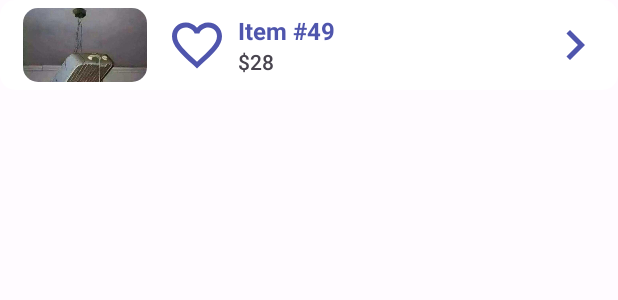
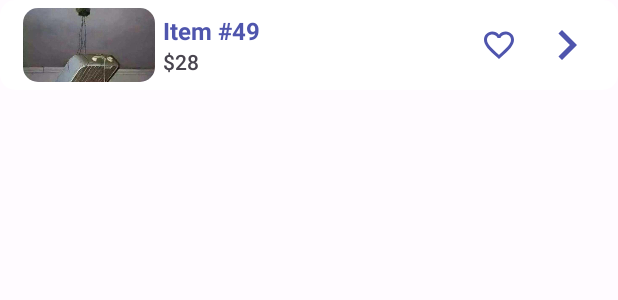
Before and after one commit to JayJsan/Candeez, an Android app: the layout compact_list_item.xml on its own in the app's theme, with its tools: preview values and no code run, on a phone screen of 412 x 824 dp. Shown: the top 300 px of the screen. Run offline under Robolectric (Android 15) with nearby library versions, the phone set to English and light mode, and no system bars.

Commit message:
chore: update icon styling

```diff
--- a/app/src/main/res/layout/compact_list_item.xml
+++ b/app/src/main/res/layout/compact_list_item.xml
@@ -29,19 +29,6 @@
 
         </androidx.cardview.widget.CardView>
 
-        <com.google.android.material.button.MaterialButton
-            android:id="@+id/compact_favourite_button"
-            style="@style/Widget.Material3.Button.IconButton"
-            android:layout_width="0dp"
-            android:layout_height="48dp"
-            android:layout_gravity="center_vertical"
-            android:layout_weight=".2"
-            android:enabled="false"
-            android:insetLeft="-2dp"
-            app:icon="@drawable/baseline_favorite_border_24"
-            app:iconSize="40dp"
-            app:iconTint="@color/md_theme_light_primary" />
-
         <LinearLayout
             android:layout_width="0dp"
             android:layout_height="wrap_content"
@@ -68,13 +55,24 @@
         </LinearLayout>
 
         <com.google.android.material.button.MaterialButton
+            android:id="@+id/compact_favourite_button"
+            style="@style/Widget.Material3.Button.IconButton"
+            android:layout_width="40dp"
+            android:layout_height="wrap_content"
+            android:layout_gravity="center_vertical"
+            android:insetLeft="7dp"
+            android:padding="0dp"
+            app:icon="@drawable/baseline_favorite_border_24"
+            app:iconSize="24dp"
+            app:iconTint="@color/md_theme_light_primary" />
+
+        <com.google.android.material.button.MaterialButton
             android:id="@+id/compact_button_view_item"
             style="@style/Widget.Material3.Button.IconButton"
-            android:layout_width="48dp"
-            android:layout_height="48dp"
+            android:layout_width="wrap_content"
+            android:layout_height="wrap_content"
             android:layout_gravity="center_vertical"
-            android:enabled="false"
-            android:insetLeft="0dp"
+            android:padding="0dp"
             app:icon="@drawable/baseline_navigate_next_24"
             app:iconSize="40dp"
             app:iconTint="@color/md_theme_light_primary" />
```
